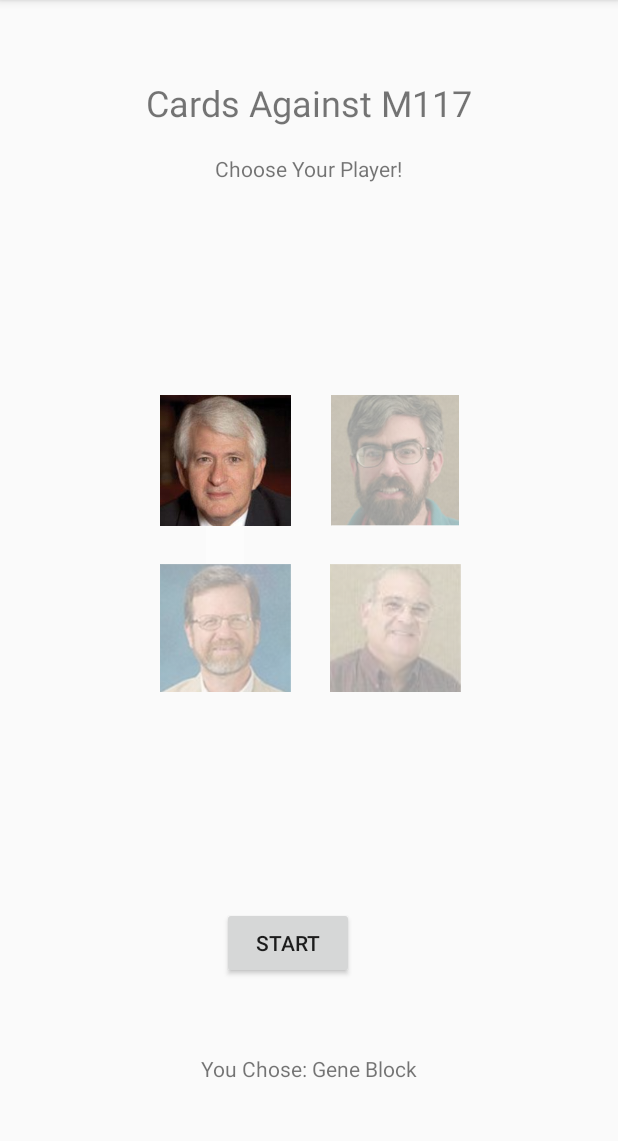
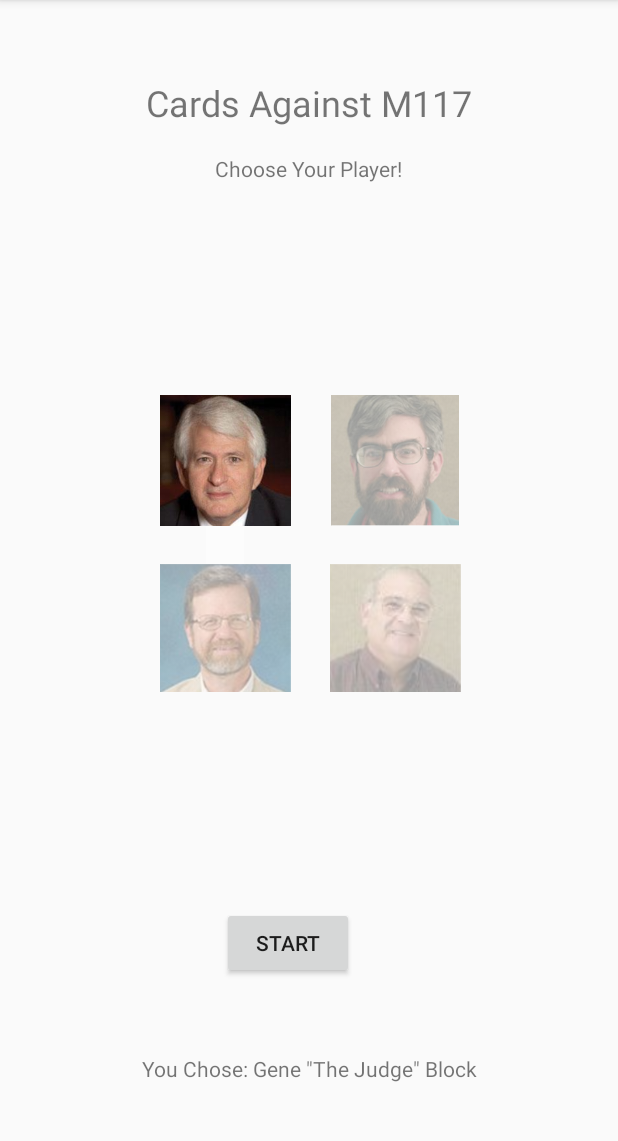
Before and after one commit to its-akshara/Cards-Against_Humanity, an Android app: the screen it shows after launch (StartActivity), after a tap on an icon or button, on a phone screen of 412 x 824 dp, the part 84-1225 px from its top. Run offline under Robolectric (Android 15) with nearby library versions, the phone set to English and light mode, and no system bars.

Commit message:
gene judge id

```diff
--- a/Frontend/cardsagainsthumanityfrontend/app/src/main/java/m117/andrewpiro/cardsagainsthumanityfrontend/StartActivity.java
+++ b/Frontend/cardsagainsthumanityfrontend/app/src/main/java/m117/andrewpiro/cardsagainsthumanityfrontend/StartActivity.java
@@ -49,7 +49,7 @@ public class StartActivity extends AppCompatActivity {
                 player3.setAlpha(0.4f);
                 player4.setAlpha(0.4f);
 
-                playerText.setText("You Chose: Gene Block");
+                playerText.setText("You Chose: Gene \"The Judge\" Block");
             }
         });
         player2.setOnClickListener(new View.OnClickListener() {
```
